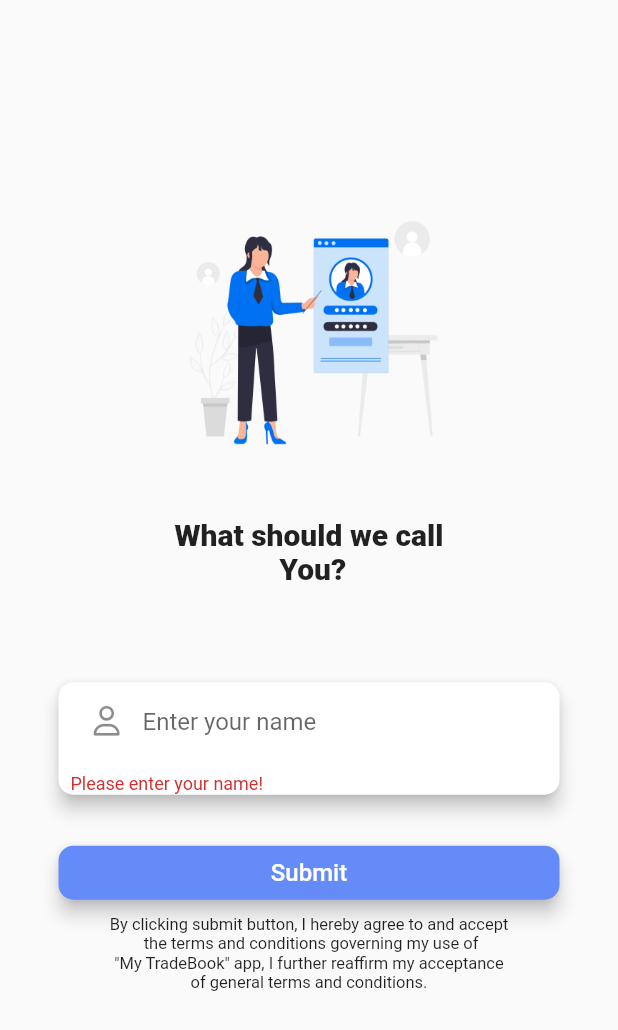
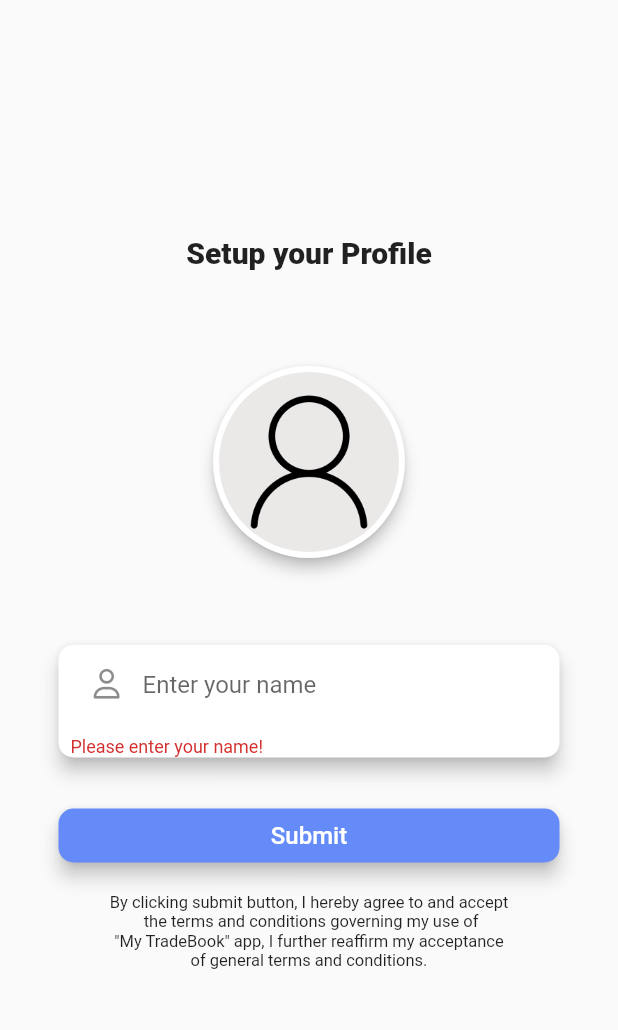
Before and after one commit to Vineeth-Kolichal/trading-edge-dev, a Flutter app: the ScreenEnterName screen opened directly, after a tap on "Submit", on a phone screen of 412 x 824 dp. Shown: the top 1030 px of the screen. Run offline on Flutter 3.47's test engine with Material 2 defaults, Android fonts, the phone set to English and light mode, and no system bars; our stand-ins replace animated_splash_screen, cloud_firestore, connectivity_plus, firebase_auth, firebase_core, firebase_storage and 13 more; missing offline and left inert: d_chart, flutter_gif; accounts and stored records are empty.

Commit message:
pick image in name entering page is ready, name entering page ui changed

```diff
--- a/lib/main.dart
+++ b/lib/main.dart
@@ -7,6 +7,8 @@ import 'package:my_tradebook/database/local_databse/db_functions/check_adapter_r
 import 'package:my_tradebook/firebase_options.dart';
 import 'package:my_tradebook/screens/splash_screen/screen_splash.dart';
 import 'package:provider/provider.dart';
+
+import 'screens/enter_name/screen_enter_name.dart';
 
 const loginType = 'LoggedIn';
 const String currentUserId = 'current_user_id';
--- a/lib/screens/enter_name/screen_enter_name.dart
+++ b/lib/screens/enter_name/screen_enter_name.dart
@@ -1,15 +1,39 @@
+import 'package:cloud_firestore/cloud_firestore.dart';
 import 'package:flutter/material.dart';
+import 'package:flutter_spinkit/flutter_spinkit.dart';
 import 'package:font_awesome_flutter/font_awesome_flutter.dart';
 import 'package:get/route_manager.dart';
+import 'package:my_tradebook/authentication/get_current_user_id.dart';
 import 'package:my_tradebook/database/firebase/user_profile/user_profile_photo_name_uplaod.dart';
 import 'package:my_tradebook/screens/home/screen_home.dart';
 import 'package:my_tradebook/screens/login/screen_login.dart';
 
-class ScreenEnterName extends StatelessWidget {
+class ScreenEnterName extends StatefulWidget {
   ScreenEnterName({super.key});
+
+  @override
+  State<ScreenEnterName> createState() => _ScreenEnterNameState();
+}
+
+class _ScreenEnterNameState extends State<ScreenEnterName> {
   final _formKey = GlobalKey<FormState>();
 
   final nameController = TextEditingController();
+
+  String? fireStoreImgPath = '';
+  String imgurl = '';
+  @override
+  void initState() {
+    setNameImage();
+    super.initState();
+  }
+
+  void setNameImage() async {
+    String? profileImgUrl = await getImageUrlFromFirebase();
+    setState(() {
+      fireStoreImgPath = profileImgUrl;
+    });
+  }
 
   @override
   Widget build(BuildContext context) {
@@ -21,20 +45,84 @@ class ScreenEnterName extends StatelessWidget {
             child: Padding(
               padding: const EdgeInsets.all(15.0),
               child: Column(children: [
-                Image.asset(
-                  'assets/images/name_page_image.png',
-                  scale: 4.2,
-                ),
-                const SizedBox(
-                  height: 40,
-                ),
                 const Text(
-                  'What should we call\n You?',
+                  'Setup your Profile',
                   textAlign: TextAlign.center,
                   style: TextStyle(fontSize: 20, fontWeight: FontWeight.w800),
                 ),
                 const SizedBox(
-                  height: 40,
+                  height: 60,
+                ),
+                // Image.asset(
+                //   'assets/images/name_page_image.png',
+                //   scale: 4.2,
+                // ),
+                // const SizedBox(
+                //   height: 20,
+                // ),
+                // const Text(
+                //   'Set up your Profile',
+                //   textAlign: TextAlign.center,
+                //   style: TextStyle(fontSize: 20, fontWeight: FontWeight.w800),
+                // ),
+                // const SizedBox(
+                //   height: 40,
+                // ),
+                Card(
+                  shape: RoundedRectangleBorder(
+                      borderRadius: BorderRadius.circular(70)),
+                  elevation: 4,
+                  child: Padding(
+                    padding: const EdgeInsets.all(4.0),
+                    child: InkWell(
+                      onTap: () {
+                        setState(() async {
+                          imgurl = await pickAndUploadImageToFirebaseStorage();
+                          setNameImage();
+                        });
+                        // await updateImageUrl(imgurl);
+                      },
+                      child: Container(
+                        decoration: BoxDecoration(
+                            color: const Color.fromARGB(255, 235, 232, 232),
+                            borderRadius: BorderRadius.circular(70)),
+                        height: 120,
+                        width: 120,
+                        child: ClipRRect(
+                          borderRadius: BorderRadius.circular(70),
+                          child: (imgurl == '')
+                              ? Image.asset(
+                                  'assets/images/user_image_drawer.png',
+                                  fit: BoxFit.cover)
+                              : Image.network(
+                                  imgurl,
+                                  fit: BoxFit.cover,
+                                ),
+                          // child: (FutureBuilder<String>(
+                          //   future: getImageUrlFromFirebase(),
+                          //   builder: (BuildContext context,
+                          //       AsyncSnapshot<String> snapshot) {
+                          //     if (snapshot.hasData) {
+                          //       return Image.network(snapshot.data!,
+                          //           fit: BoxFit.cover);
+                          //     } else {
+                          //       return SizedBox(
+                          //         width: 10,
+                          //         height: 10,
+                          //         child: Image.asset(
+                          //             'assets/images/user_image_drawer.png',
+                          //             fit: BoxFit.cover),
+                          //       );
+                          //     }
+                          //   },
+                          // )),
+                        ),
+                      ),
+                    ),
+                  ),
+                ),
+                const SizedBox(
+                  height: 30,
                 ),
                 Padding(
                   padding: const EdgeInsets.all(20.0),
@@ -85,8 +173,8 @@ class ScreenEnterName extends StatelessWidget {
                             ),
                             onPressed: () async {
                               if (_formKey.currentState!.validate()) {
-                                addUserProfileToFireStore(
-                                    nameController.text, null);
+                                addUserProfileToFireStore(nameController.text,
+                                    (imgurl == '') ? null : imgurl);
                                 //await addName(user: user);
                                 Get.offAll(const ScreenHome(),
                                     transition: Transition.leftToRightWithFade,
@@ -101,6 +189,7 @@ class ScreenEnterName extends StatelessWidget {
                           ),
                         ),
                       ),
+                      sizedBoxTen,
                       const Text(
                         'By clicking submit button, I hereby agree to and accept \n the terms and conditions governing my use of \n"My TradeBook" app, I further reaffirm my acceptance \nof general terms and conditions.',
                         style: TextStyle(fontSize: 11),
@@ -116,4 +205,18 @@ class ScreenEnterName extends StatelessWidget {
       ),
     );
   }
+
+  Future<String> getImageUrlFromFirebase() async {
+    late String fieldValue;
+    final documentRef = FirebaseFirestore.instance
+        .collection('users')
+        .doc(returnCurrentUserId());
+
+    final documentSnapshot = await documentRef.get();
+    setState(() {
+      fieldValue = documentSnapshot['photUrl'];
+    });
+
+    return fieldValue;
+  }
 }
--- a/lib/widgets/widget_drawer.dart
+++ b/lib/widgets/widget_drawer.dart
@@ -13,7 +13,6 @@ import 'package:my_tradebook/drawer_pages/page_terms_of_user.dart';
 import 'package:my_tradebook/main.dart';
 import 'package:my_tradebook/screens/home/screen_home.dart';
 import 'package:my_tradebook/screens/login/screen_login.dart';
-import 'package:my_tradebook/screens/position_sizing/screen_position_sizing.dart';
 import 'package:shared_preferences/shared_preferences.dart';
 
 class WidgetDrawer extends StatefulWidget {
@@ -135,8 +134,8 @@ class _WidgetDrawerState extends State<WidgetDrawer> {
                                   color:
                                       const Color.fromARGB(255, 235, 232, 232),
                                   borderRadius: BorderRadius.circular(10)),
-                              height: 75,
-                              width: 75,
+                              height: 60,
+                              width: 60,
                               child: ClipRRect(
                                 borderRadius: BorderRadius.circular(7),
                                 child: ((fireStoreImgPath == null)
@@ -199,15 +198,6 @@ class _WidgetDrawerState extends State<WidgetDrawer> {
                 ),
               ),
             ),
-            // drawerListTileItem(
-            //   leadingIcon: FeatherIcons.pieChart,
-            //   title: 'Position sizing',
-            //   onTapFunction: () {
-            //     Get.to(() => ScreenPositionSizing(),
-            //         transition: Transition.fadeIn,
-            //         duration: Duration(milliseconds: 300));
-            //   },
-            // ),
             drawerListTileItem(
               leadingIcon: FeatherIcons.book,
               title: 'About My TradeBook',
@@ -235,11 +225,11 @@ class _WidgetDrawerState extends State<WidgetDrawer> {
                     duration: Duration(milliseconds: 300));
               },
             ),
-            // drawerListTileItem(
-            //   leadingIcon: FeatherIcons.share2,
-            //   title: 'Share with friends',
-            //   onTapFunction: () {},
-            // ),
+            drawerListTileItem(
+              leadingIcon: FeatherIcons.share2,
+              title: 'Share with friends',
+              onTapFunction: () {},
+            ),
             drawerListTileItem(
               leadingIcon: FeatherIcons.logOut,
               title: 'Logout',
```
